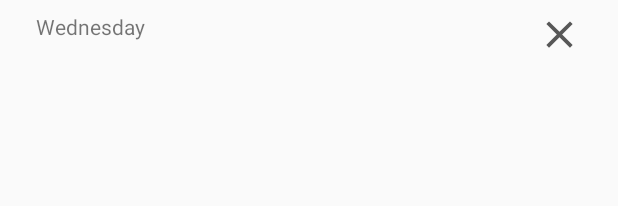
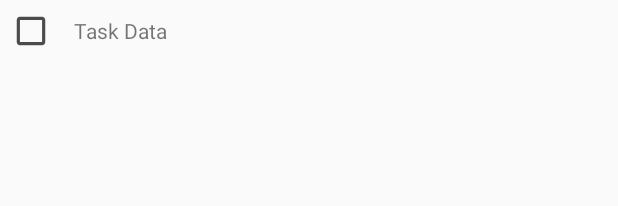
Before and after one commit to maanas-talwar/ToDo-List, an Android app: the layout list_item_task.xml on its own in the app's theme, with its tools: preview values and no code run, on a phone screen of 412 x 824 dp. Shown: the top 206 px of the screen. Run offline under Robolectric (Android 15) with nearby library versions, the phone set to English and light mode, and no system bars.

Commit message:
Added empty checkbox instead of X

```diff
--- a/app/src/main/java/com/example/todozzz/ui/masterList/MasterListEntityAdapter.kt
+++ b/app/src/main/java/com/example/todozzz/ui/masterList/MasterListEntityAdapter.kt
@@ -7,7 +7,6 @@ import android.widget.ImageView
 import android.widget.TextView
 import androidx.recyclerview.widget.RecyclerView
 import com.example.todozzz.R
-import com.example.todozzz.TaskItemViewHolder
 import com.example.todozzz.database.MasterListEntity
 
 class MasterListEntityAdapter: RecyclerView.Adapter<MasterListEntityAdapter.ViewHolder> () {
@@ -27,7 +26,7 @@ class MasterListEntityAdapter: RecyclerView.Adapter<MasterListEntityAdapter.View
         val item = data[position]
         val res = holder.itemView.context.resources
         holder.taskData.text = item.taskInfo
-        holder.deleteTaskIcon.setImageResource(R.drawable.clear_task_icon)
+        holder.deleteTaskIcon.setImageResource(R.drawable.checkbox_icon)
     }
 
     override fun onCreateViewHolder(
--- /dev/null
+++ b/app/src/main/res/drawable/checkbox_icon.xml
@@ -0,0 +1,5 @@
+<vector android:alpha="0.7" android:height="24dp"
+    android:viewportHeight="24.0" android:viewportWidth="24.0"
+    android:width="24dp" xmlns:android="http://schemas.android.com/apk/res/android">
+    <path android:fillColor="#FF000000" android:pathData="M19,5v14H5V5h14m0,-2H5c-1.1,0 -2,0.9 -2,2v14c0,1.1 0.9,2 2,2h14c1.1,0 2,-0.9 2,-2V5c0,-1.1 -0.9,-2 -2,-2z"/>
+</vector>
--- a/app/src/main/res/drawable/clear_task_icon.xml
+++ /dev/null
@@ -1,5 +0,0 @@
-<vector android:alpha="0.65" android:height="24dp"
-    android:viewportHeight="24.0" android:viewportWidth="24.0"
-    android:width="24dp" xmlns:android="http://schemas.android.com/apk/res/android">
-    <path android:fillColor="#FF000000" android:pathData="M19,6.41L17.59,5 12,10.59 6.41,5 5,6.41 10.59,12 5,17.59 6.41,19 12,13.41 17.59,19 19,17.59 13.41,12z"/>
-</vector>
--- a/app/src/main/res/layout/list_item_task.xml
+++ b/app/src/main/res/layout/list_item_task.xml
@@ -7,24 +7,28 @@
 
     <ImageView
         android:id="@+id/done_task_icon"
-        android:layout_width="30dp"
-        android:layout_height="30dp"
+        android:layout_width="25dp"
+        android:layout_height="25dp"
+        android:layout_marginStart="8dp"
         android:layout_marginTop="8dp"
-        android:layout_marginEnd="24dp"
-        app:layout_constraintEnd_toEndOf="parent"
+        android:layout_marginBottom="8dp"
+        app:layout_constraintBottom_toBottomOf="parent"
+        app:layout_constraintStart_toStartOf="parent"
         app:layout_constraintTop_toTopOf="parent"
-        tools:srcCompat="@drawable/clear_task_icon" />
+        tools:srcCompat="@drawable/checkbox_icon" />
 
     <TextView
         android:id="@+id/task_data"
         android:layout_width="0dp"
         android:layout_height="20dp"
-        android:layout_marginStart="24dp"
+        android:layout_marginStart="16dp"
         android:layout_marginTop="8dp"
-        android:layout_marginEnd="24dp"
-        app:layout_constraintEnd_toStartOf="@+id/done_task_icon"
-        app:layout_constraintStart_toStartOf="parent"
+        android:layout_marginEnd="8dp"
+        android:layout_marginBottom="8dp"
+        app:layout_constraintBottom_toBottomOf="parent"
+        app:layout_constraintEnd_toEndOf="parent"
+        app:layout_constraintStart_toEndOf="@+id/done_task_icon"
         app:layout_constraintTop_toTopOf="parent"
-        tools:text="Wednesday" />
+        tools:text="Task Data" />
 
 </androidx.constraintlayout.widget.ConstraintLayout>
```
